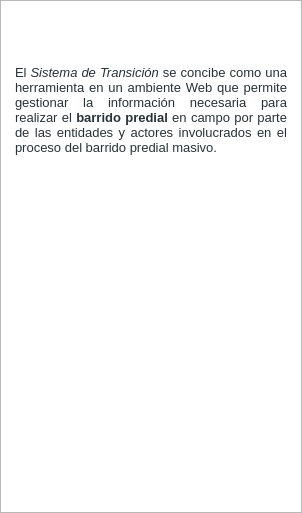
Qt form asistente_ladm_col/ui/transitional_system/home_widget.ui (SwissTierrasColombia/Asistente-LADM-COL) before a commit.
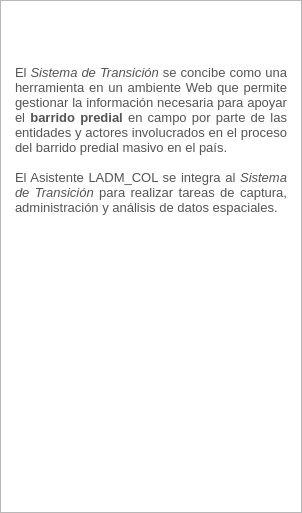
The same form after that commit. Icons and pictures are not drawn.

Commit message: [ui] Add some style to ST dialog's help boxes

Diff of the .ui file:
```diff
--- a/asistente_ladm_col/ui/transitional_system/home_widget.ui
+++ b/asistente_ladm_col/ui/transitional_system/home_widget.ui
@@ -55,12 +55,14 @@
 p, li { white-space: pre-wrap; }
 &lt;/style&gt;&lt;/head&gt;&lt;body style=&quot; font-family:'Noto Sans'; font-size:9pt; font-weight:400; font-style:normal;&quot;&gt;
 &lt;p align=&quot;center&quot; style=&quot;-qt-paragraph-type:empty; margin-top:0px; margin-bottom:0px; margin-left:0px; margin-right:0px; -qt-block-indent:0; text-indent:0px;&quot;&gt;&lt;br /&gt;&lt;/p&gt;
-&lt;p align=&quot;center&quot; style=&quot;-qt-paragraph-type:empty; margin-top:0px; margin-bottom:0px; margin-left:0px; margin-right:0px; -qt-block-indent:0; text-indent:0px;&quot;&gt;&lt;br /&gt;&lt;/p&gt;
+&lt;p align=&quot;center&quot; style=&quot;-qt-paragraph-type:empty; margin-top:0px; margin-bottom:0px; margin-left:0px; margin-right:0px; -qt-block-indent:0; text-indent:0px; color:#545454;&quot;&gt;&lt;br /&gt;&lt;/p&gt;
 &lt;p align=&quot;center&quot; style=&quot; margin-top:0px; margin-bottom:0px; margin-left:0px; margin-right:0px; -qt-block-indent:0; text-indent:0px;&quot;&gt;&lt;img src=&quot;:/Asistente-LADM_COL/resources/images/st_white.png&quot; /&gt;&lt;/p&gt;
-&lt;p align=&quot;center&quot; style=&quot;-qt-paragraph-type:empty; margin-top:0px; margin-bottom:0px; margin-left:0px; margin-right:0px; -qt-block-indent:0; text-indent:0px; font-size:11pt; font-weight:600;&quot;&gt;&lt;br /&gt;&lt;/p&gt;
-&lt;p align=&quot;justify&quot; style=&quot; margin-top:0px; margin-bottom:0px; margin-left:10px; margin-right:10px; -qt-block-indent:0; text-indent:0px;&quot;&gt;&lt;span style=&quot; font-family:'Roboto,sans-serif'; font-size:13px; color:#263238;&quot;&gt;El &lt;/span&gt;&lt;span style=&quot; font-family:'Roboto,sans-serif'; font-size:13px; font-style:italic; color:#263238;&quot;&gt;Sistema de Transición&lt;/span&gt;&lt;span style=&quot; font-family:'Roboto,sans-serif'; font-size:13px; color:#263238;&quot;&gt; se concibe como una herramienta en un ambiente Web que permite gestionar la información necesaria para realizar el &lt;/span&gt;&lt;span style=&quot; font-family:'Roboto,sans-serif'; font-size:13px; font-weight:600; color:#263238;&quot;&gt;barrido predial&lt;/span&gt;&lt;span style=&quot; font-family:'Roboto,sans-serif'; font-size:13px; color:#263238;&quot;&gt; en campo por parte de las entidades y actores involucrados en el proceso del barrido predial masivo.  &lt;/span&gt;&lt;/p&gt;
-&lt;p align=&quot;justify&quot; style=&quot;-qt-paragraph-type:empty; margin-top:0px; margin-bottom:0px; margin-left:10px; margin-right:10px; -qt-block-indent:0; text-indent:0px; font-family:'Roboto,sans-serif'; font-size:13px; color:#263238;&quot;&gt;&lt;br /&gt;&lt;/p&gt;
-&lt;p align=&quot;justify&quot; style=&quot;-qt-paragraph-type:empty; margin-top:0px; margin-bottom:0px; margin-left:10px; margin-right:10px; -qt-block-indent:0; text-indent:0px; font-family:'Roboto,sans-serif'; font-size:13px; color:#263238;&quot;&gt;&lt;br /&gt;&lt;/p&gt;
+&lt;p align=&quot;center&quot; style=&quot;-qt-paragraph-type:empty; margin-top:0px; margin-bottom:0px; margin-left:0px; margin-right:0px; -qt-block-indent:0; text-indent:0px; font-size:11pt; font-weight:600; color:#545454;&quot;&gt;&lt;br /&gt;&lt;/p&gt;
+&lt;p align=&quot;justify&quot; style=&quot; margin-top:0px; margin-bottom:0px; margin-left:10px; margin-right:10px; -qt-block-indent:0; text-indent:0px;&quot;&gt;&lt;span style=&quot; font-family:'Roboto,sans-serif'; font-size:13px; color:#545454;&quot;&gt;El &lt;/span&gt;&lt;span style=&quot; font-family:'Roboto,sans-serif'; font-size:13px; font-style:italic; color:#545454;&quot;&gt;Sistema de Transición&lt;/span&gt;&lt;span style=&quot; font-family:'Roboto,sans-serif'; font-size:13px; color:#545454;&quot;&gt; se concibe como una herramienta en un ambiente Web que permite gestionar la información necesaria para apoyar el &lt;/span&gt;&lt;span style=&quot; font-family:'Roboto,sans-serif'; font-size:13px; font-weight:600; color:#545454;&quot;&gt;barrido predial&lt;/span&gt;&lt;span style=&quot; font-family:'Roboto,sans-serif'; font-size:13px; color:#545454;&quot;&gt; en campo por parte de las entidades y actores involucrados en el proceso del barrido predial masivo en el país.  &lt;/span&gt;&lt;/p&gt;
+&lt;p align=&quot;justify&quot; style=&quot;-qt-paragraph-type:empty; margin-top:0px; margin-bottom:0px; margin-left:10px; margin-right:10px; -qt-block-indent:0; text-indent:0px; font-family:'Roboto,sans-serif'; font-size:13px; color:#545454;&quot;&gt;&lt;br /&gt;&lt;/p&gt;
+&lt;p align=&quot;justify&quot; style=&quot; margin-top:0px; margin-bottom:0px; margin-left:10px; margin-right:10px; -qt-block-indent:0; text-indent:0px;&quot;&gt;&lt;span style=&quot; font-family:'Roboto,sans-serif'; font-size:13px; color:#545454;&quot;&gt;El Asistente LADM_COL se integra al &lt;/span&gt;&lt;span style=&quot; font-family:'Roboto,sans-serif'; font-size:13px; font-style:italic; color:#545454;&quot;&gt;Sistema de Transición&lt;/span&gt;&lt;span style=&quot; font-family:'Roboto,sans-serif'; font-size:13px; color:#545454;&quot;&gt; para realizar tareas de captura, administración y análisis de datos espaciales.&lt;/span&gt;&lt;/p&gt;
+&lt;p align=&quot;justify&quot; style=&quot;-qt-paragraph-type:empty; margin-top:0px; margin-bottom:0px; margin-left:10px; margin-right:10px; -qt-block-indent:0; text-indent:0px; font-family:'Roboto,sans-serif'; font-size:13px; color:#545454;&quot;&gt;&lt;br /&gt;&lt;/p&gt;
+&lt;p align=&quot;justify&quot; style=&quot;-qt-paragraph-type:empty; margin-top:0px; margin-bottom:0px; margin-left:10px; margin-right:10px; -qt-block-indent:0; text-indent:0px; font-family:'Roboto,sans-serif'; font-size:13px; color:#545454;&quot;&gt;&lt;br /&gt;&lt;/p&gt;
 &lt;p align=&quot;center&quot; style=&quot; margin-top:0px; margin-bottom:0px; margin-left:10px; margin-right:10px; -qt-block-indent:0; text-indent:0px;&quot;&gt;&lt;img src=&quot;:/Asistente-LADM_COL/resources/images/powered_by.png&quot; /&gt;&lt;/p&gt;&lt;/body&gt;&lt;/html&gt;</string>
      </property>
     </widget>
```
Left out of the diff: 3 changed lines with no effect on the pictures. The commit also changes 7 other files.
